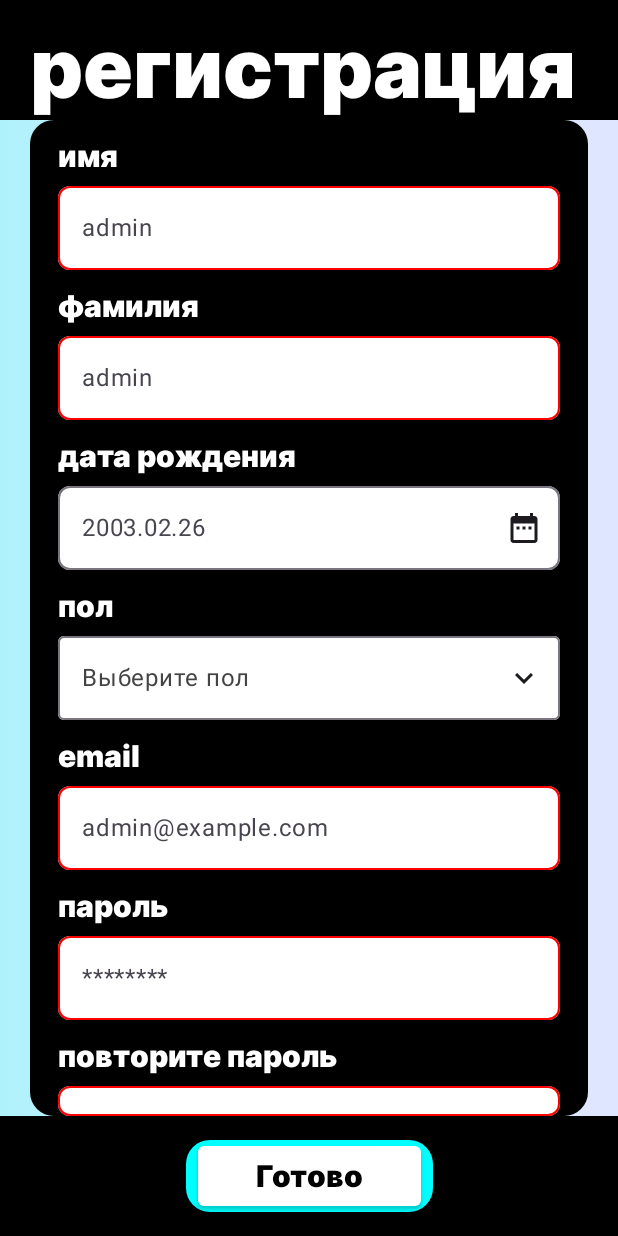
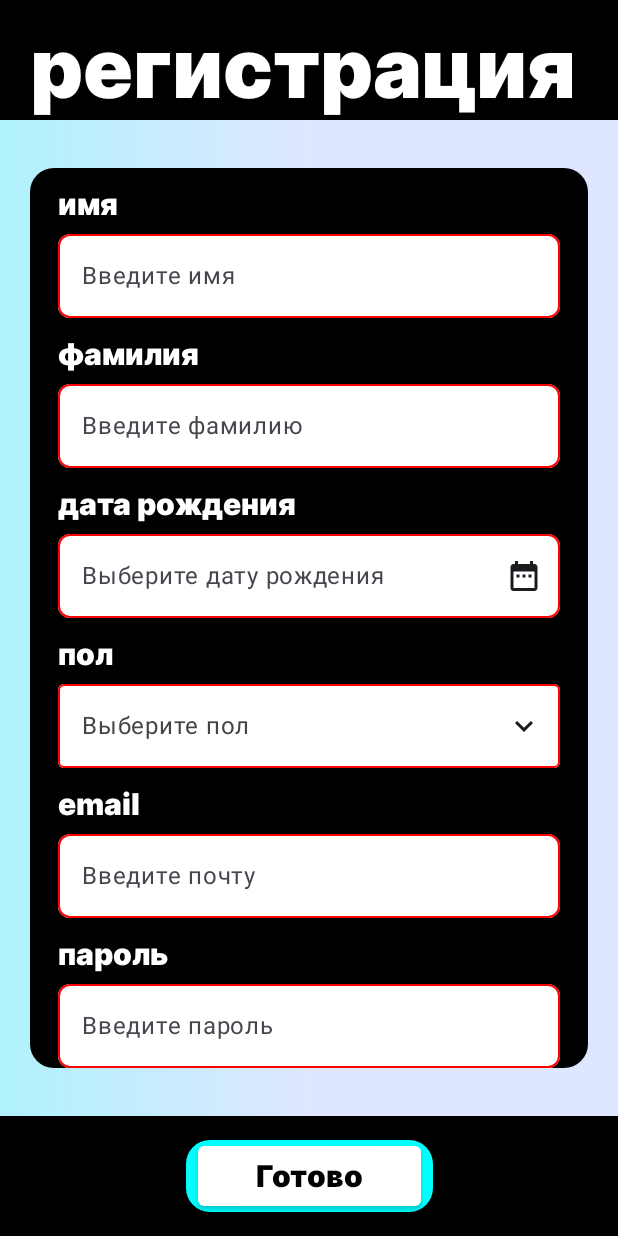
Before and after one commit to TSUKeysLab/TsuKeysMobile, an Android app built with Jetpack Compose: the @Preview function RegistrationScreen, on a phone screen of 412 x 824 dp. Run offline under Robolectric (Android 15) with nearby library versions, the light colour scheme and no system bars.

Commit message:
закончил верстку экрана регистрации

```diff
--- a/app/src/main/java/com/example/tsukeysmobile/Screens/Registration.kt
+++ b/app/src/main/java/com/example/tsukeysmobile/Screens/Registration.kt
@@ -1,5 +1,7 @@
 package com.example.tsukeysmobile.Screens
 
+import android.os.Build
+import androidx.annotation.RequiresApi
 import androidx.compose.foundation.Image
 import androidx.compose.foundation.background
 import androidx.compose.foundation.border
@@ -39,6 +41,7 @@ import com.example.tsukeysmobile.Views.RegistrationCard
 import com.example.tsukeysmobile.ui.theme.backgroundCol1
 import com.example.tsukeysmobile.ui.theme.backgroundCol2
 
+@RequiresApi(Build.VERSION_CODES.O)
 @Preview
 @Composable
 fun RegistrationScreen() {
--- a/app/src/main/java/com/example/tsukeysmobile/Views/RegistrationCard.kt
+++ b/app/src/main/java/com/example/tsukeysmobile/Views/RegistrationCard.kt
@@ -101,7 +101,6 @@ fun RegisterElementOutlined(fieldText: String, type: String) {
                 val outputFormat = SimpleDateFormat("yyyy-MM-dd", Locale.getDefault())
                 val dateParse = inputFormat.parse("$year-$month-$dayOfMonth")
                 date.value = outputFormat.format(dateParse!!)
-
             }, year, month, day
         )
 
@@ -126,25 +125,10 @@ fun RegisterElementOutlined(fieldText: String, type: String) {
             },
             enabled = false,
             visualTransformation = VisualTransformation.None,
-            colors = OutlinedTextFieldDefaults.colors(
-                focusedContainerColor = Color.White,
-                unfocusedContainerColor = Color.White,
-                disabledContainerColor = Color.White,
-                focusedLabelColor = Color.White,
-                focusedBorderColor = Color.Black,
-                disabledTextColor = MaterialTheme.colorScheme.onSurface,
-                disabledBorderColor = MaterialTheme.colorScheme.outline,
-                disabledLeadingIconColor = MaterialTheme.colorScheme.onSurfaceVariant,
-                disabledTrailingIconColor = MaterialTheme.colorScheme.onSurface,
-                disabledLabelColor = MaterialTheme.colorScheme.onSurfaceVariant,
-                disabledPlaceholderColor = MaterialTheme.colorScheme.onSurfaceVariant,
-                disabledSupportingTextColor = MaterialTheme.colorScheme.onSurfaceVariant,
-                disabledPrefixColor = MaterialTheme.colorScheme.onSurfaceVariant,
-                disabledSuffixColor = MaterialTheme.colorScheme.onSurfaceVariant
-            ),
+            colors = error(type, date.value),
             maxLines = 1,
         )
-
+        error(type, date.value)
 
     } else if (type == "Gender") {
 
@@ -171,20 +155,7 @@ fun RegisterElementOutlined(fieldText: String, type: String) {
                 Icon(icon, "", Modifier.clickable() { expanded = !expanded })
             },
             enabled = false,
-            colors = OutlinedTextFieldDefaults.colors(
-                focusedContainerColor = Color.White,
-                unfocusedContainerColor = Color.White,
-                disabledContainerColor = Color.White,
-                disabledTextColor = MaterialTheme.colorScheme.onSurface,
-                disabledBorderColor = MaterialTheme.colorScheme.outline,
-                disabledLeadingIconColor = MaterialTheme.colorScheme.onSurfaceVariant,
-                disabledTrailingIconColor = MaterialTheme.colorScheme.onSurface,
-                disabledLabelColor = MaterialTheme.colorScheme.onSurfaceVariant,
-                disabledPlaceholderColor = MaterialTheme.colorScheme.onSurfaceVariant,
-                disabledSupportingTextColor = MaterialTheme.colorScheme.onSurfaceVariant,
-                disabledPrefixColor = MaterialTheme.colorScheme.onSurfaceVariant,
-                disabledSuffixColor = MaterialTheme.colorScheme.onSurfaceVariant
-            ),
+            colors = error(type, selectedItem),
         )
         DropdownMenu(
             expanded = expanded,
@@ -275,8 +246,45 @@ fun error(type: String, text: String): TextFieldColors {
                 unfocusedBorderColor = Color.Red
             )
         }
+    } else if (type == "Date" || type == "Gender") {
+        if(text != ""){
+            return OutlinedTextFieldDefaults.colors(
+                focusedContainerColor = Color.White,
+                unfocusedContainerColor = Color.White,
+                disabledContainerColor = Color.White,
+                focusedLabelColor = Color.White,
+                focusedBorderColor = Color.Black,
+                unfocusedBorderColor = Color.Black,
+                disabledTextColor = MaterialTheme.colorScheme.onSurface,
+                disabledBorderColor = Color.Black,
+                disabledLeadingIconColor = MaterialTheme.colorScheme.onSurfaceVariant,
+                disabledTrailingIconColor = MaterialTheme.colorScheme.onSurface,
+                disabledLabelColor = MaterialTheme.colorScheme.onSurfaceVariant,
+                disabledPlaceholderColor = MaterialTheme.colorScheme.onSurfaceVariant,
+                disabledSupportingTextColor = MaterialTheme.colorScheme.onSurfaceVariant,
+                disabledPrefixColor = MaterialTheme.colorScheme.onSurfaceVariant,
+                disabledSuffixColor = MaterialTheme.colorScheme.onSurfaceVariant
+            )
+        }
+        else{
+            return OutlinedTextFieldDefaults.colors(
+                focusedContainerColor = Color.White,
+                unfocusedContainerColor = Color.White,
+                disabledContainerColor = Color.White,
+                focusedLabelColor = Color.White,
+                disabledTextColor = MaterialTheme.colorScheme.onSurface,
+                disabledBorderColor = Color.Red,
+                disabledLeadingIconColor = MaterialTheme.colorScheme.onSurfaceVariant,
+                disabledTrailingIconColor = MaterialTheme.colorScheme.onSurface,
+                disabledLabelColor = MaterialTheme.colorScheme.onSurfaceVariant,
+                disabledPlaceholderColor = MaterialTheme.colorScheme.onSurfaceVariant,
+                disabledSupportingTextColor = MaterialTheme.colorScheme.onSurfaceVariant,
+                disabledPrefixColor = MaterialTheme.colorScheme.onSurfaceVariant,
+                disabledSuffixColor = MaterialTheme.colorScheme.onSurfaceVariant
+            )
+        }
     } else {
-        if(text.isNotEmpty() && text[0].isUpperCase()){
+        if (text.isNotEmpty() && text[0].isUpperCase()) {
             return OutlinedTextFieldDefaults.colors(
                 focusedContainerColor = Color.White,
                 unfocusedContainerColor = Color.White,
@@ -285,8 +293,7 @@ fun error(type: String, text: String): TextFieldColors {
                 focusedBorderColor = Color.Black,
                 unfocusedBorderColor = Color.Black
             )
-        }
-        else{
+        } else {
             return OutlinedTextFieldDefaults.colors(
                 focusedContainerColor = Color.White,
                 unfocusedContainerColor = Color.White,
@@ -299,26 +306,6 @@ fun error(type: String, text: String): TextFieldColors {
     }
 }
 
-@Composable
-fun showCalendar(context: Context, returned: Int) {
-    val year: Int
-    val month: Int
-    val day: Int
-
-    val calendar = Calendar.getInstance()
-    year = calendar.get(Calendar.YEAR)
-    month = calendar.get(Calendar.MONTH)
-    day = calendar.get(Calendar.DAY_OF_MONTH)
-    calendar.time = Date()
-
-    val date = remember { mutableStateOf("") }
-    val datePickerDialog = DatePickerDialog(
-        context,
-        { _: DatePicker, year: Int, month: Int, dayOfMonth: Int ->
-            date.value = "$year-$month-$dayOfMonth"
-        }, year, month, day
-    )
-}
 
 @RequiresApi(Build.VERSION_CODES.O)
 @Composable
@@ -342,13 +329,11 @@ fun RegistrationCard() {
         horizontalAlignment = Alignment.CenterHorizontally
     )
     {
-        RegisterElement("имя", "admin", "name")
-        RegisterElement("фамилия", "admin", "surname")
-        RegisterElement("дата рождения", "2003.02.26", "Date")
-        RegisterElement("пол", "мужской", "Gender")
-        RegisterElement("email", "admin@example.com", "email")
-        RegisterElement("пароль", "********", "password")
-        RegisterElement("повторите пароль", "********", "secondPas")
-
+        RegisterElement("имя", "Введите имя", "name")
+        RegisterElement("фамилия", "Введите фамилию", "surname")
+        RegisterElement("дата рождения", "Выберите дату рождения", "Date")
+        RegisterElement("пол", "Выберите пол", "Gender")
+        RegisterElement("email", "Введите почту", "email")
+        RegisterElement("пароль", "Введите пароль", "password")
     }
 }
```
